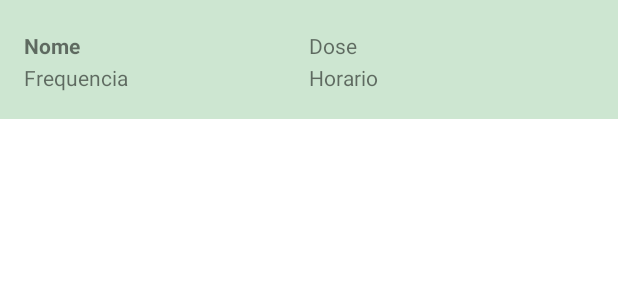
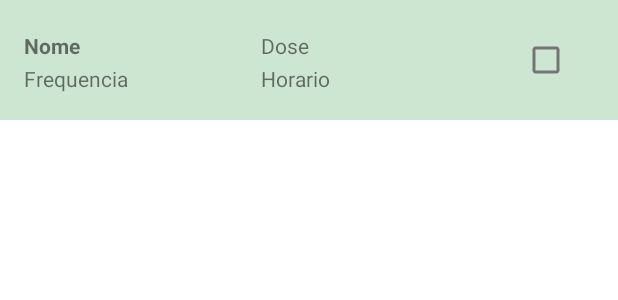
Before and after one commit to blehzango/RemedioAPP, an Android app: the layout item_recycle_viewer.xml on its own in the app's theme, with its tools: preview values and no code run, on a phone screen of 412 x 824 dp. Shown: the top 300 px of the screen. Run offline under Robolectric (Android 15) with nearby library versions, the phone set to English and light mode, and no system bars.

```diff
--- a/app/src/main/res/layout/item_recycle_viewer.xml
+++ b/app/src/main/res/layout/item_recycle_viewer.xml
@@ -24,10 +24,10 @@
         android:id="@+id/tvDose"
         android:layout_width="0dp"
         android:layout_height="21dp"
-        android:layout_marginEnd="16dp"
+        android:layout_marginEnd="8dp"
         android:text="@string/tvDose"
         app:layout_constraintBottom_toBottomOf="parent"
-        app:layout_constraintEnd_toEndOf="parent"
+        app:layout_constraintEnd_toStartOf="@+id/btnTomouRemedio"
         app:layout_constraintStart_toEndOf="@+id/tvNome"
         app:layout_constraintTop_toTopOf="parent"
         app:layout_constraintVertical_bias="0.355"
@@ -50,11 +50,10 @@
         android:id="@+id/tvHorario"
         android:layout_width="0dp"
         android:layout_height="21dp"
-        android:layout_marginEnd="16dp"
         android:layout_marginBottom="16dp"
         android:text="@string/tvHorario"
         app:layout_constraintBottom_toBottomOf="parent"
-        app:layout_constraintEnd_toEndOf="parent"
+        app:layout_constraintEnd_toEndOf="@+id/tvDose"
         app:layout_constraintStart_toEndOf="@+id/tvFrequencia"
         app:layout_constraintTop_toBottomOf="@+id/tvDose"
         tools:ignore="TextSizeCheck" />
@@ -70,4 +69,16 @@
         app:layout_constraintStart_toStartOf="parent"
         app:layout_constraintTop_toTopOf="parent" />
 
+    <CheckBox
+        android:id="@+id/btnTomouRemedio"
+        android:layout_width="wrap_content"
+        android:layout_height="wrap_content"
+        android:layout_marginTop="16dp"
+        android:layout_marginEnd="16dp"
+        android:layout_marginBottom="16dp"
+        app:layout_constraintBottom_toBottomOf="parent"
+        app:layout_constraintEnd_toEndOf="parent"
+        app:layout_constraintStart_toEndOf="@+id/tvHorario"
+        app:layout_constraintTop_toTopOf="parent" />
+
 </androidx.constraintlayout.widget.ConstraintLayout>
```
Also changed, not shown: app/src/main/java/com/example/aplicativoremedio/AdapterRE.java (+19 -0 lines).
